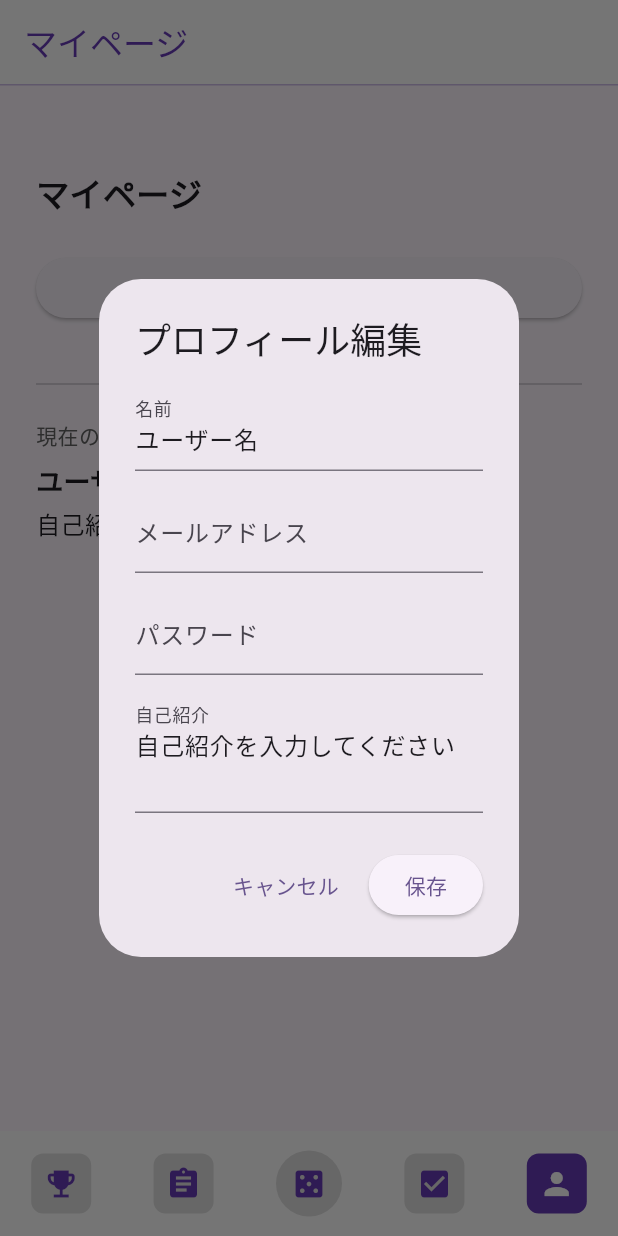
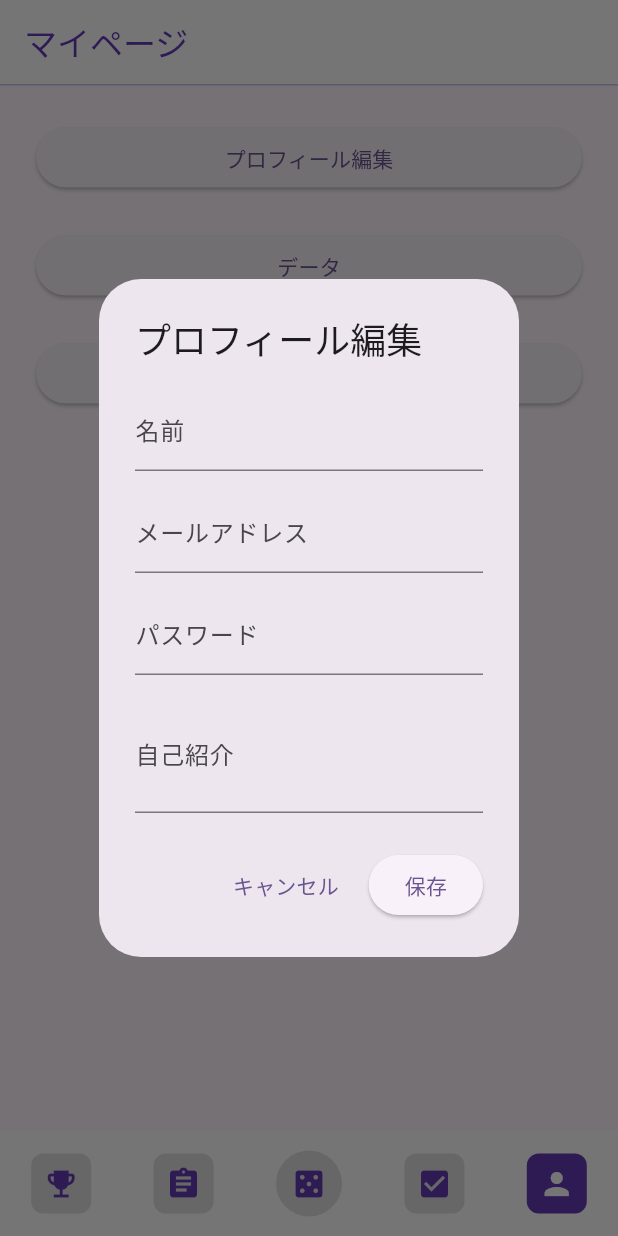
Before and after one commit to nicest414/todolist, a Flutter app: the screen it shows after launch, item 5 of the bottom bar chosen, after a tap on "プロフィール編集", on a phone screen of 412 x 824 dp. Run offline on Flutter 3.47's test engine with Material 3 defaults, Android fonts, the phone set to English and light mode, and no system bars; our stand-ins replace device_preview.

Commit message:
マイページ大まか

```diff
--- a/lib/home_screen_souta.dart
+++ b/lib/home_screen_souta.dart
@@ -1,5 +1,5 @@
 import 'package:flutter/material.dart';
-
+import 'data_page.dart';
 class TodoItem {
   String title;
   DateTime? doneAt;
@@ -9,14 +9,16 @@ class TodoItem {
 
 enum TodoView { undone, done }
 
-class TodoListPage2 extends StatefulWidget {
-  const TodoListPage2({super.key});
+class TodoListPage extends StatefulWidget {
+  const TodoListPage({Key? key}) : super(key: key);
 
   @override
-  State<TodoListPage2> createState() => _TodoListPageState();
+  _TodoListPageState createState() => _TodoListPageState();
 }
 
-class _TodoListPageState extends State<TodoListPage2> {
+class _TodoListPageState extends State<TodoListPage> {
+  String _profileName = '';
+  String _profileBio = '';
   final List<TodoItem> _todosContinue = [];
   final List<TodoItem> _todosSingle = [];
   final TextEditingController _controller = TextEditingController();
@@ -24,8 +26,7 @@ class _TodoListPageState extends State<TodoListPage2> {
   int _selectedTabIndex = 3; // 4番目(todo単発タブ)を初期選択
   final PageController _pageController = PageController(initialPage: 3);
 
-  String _profileName = 'ユーザー名';
-  String _profileBio = '自己紹介を入力してください';
+
 
   void _addTodo() {
     final text = _controller.text.trim();
@@ -717,23 +718,38 @@ class _TodoListPageState extends State<TodoListPage2> {
 
   Widget _buildMyPageTab() {
     final nameController = TextEditingController(text: _profileName);
-    final emailController = TextEditingController(); // メールアドレス用
-    final passwordController = TextEditingController(); // パスワード用
+  final emailController = TextEditingController();
+  final passwordController = TextEditingController();
   final bioController = TextEditingController(text: _profileBio);
+
+  final int loginDays = 5;
+  final int totalTasks = _todosContinue.length + _todosSingle.length;
+  final int completedTasks = _todosContinue.where((t) => t.doneAt != null).length +
+      _todosSingle.where((t) => t.doneAt != null).length;
+  final List<String> todayTodos = [
+    ..._todosContinue.where((t) =>
+        t.doneAt != null &&
+        t.doneAt!.year == DateTime.now().year &&
+        t.doneAt!.month == DateTime.now().month &&
+        t.doneAt!.day == DateTime.now().day).map((t) => t.title),
+    ..._todosSingle.where((t) =>
+        t.doneAt != null &&
+        t.doneAt!.year == DateTime.now().year &&
+        t.doneAt!.month == DateTime.now().month &&
+        t.doneAt!.day == DateTime.now().day).map((t) => t.title),
+  ];
 
   return Padding(
     padding: const EdgeInsets.all(24.0),
+    child: SingleChildScrollView(
       child: Column(
         crossAxisAlignment: CrossAxisAlignment.start,
         children: [
-          const SizedBox(height: 32),
-          const Text('マイページ', style: TextStyle(fontSize: 22, fontWeight: FontWeight.bold)),
-          const SizedBox(height: 24),
+          // プロフィール編集ボタン
           SizedBox(
             width: double.infinity,
             child: ElevatedButton(
               onPressed: () async {
-                // 編集ダイアログを表示
                 await showDialog(
                   context: context,
                   builder: (context) {
@@ -782,7 +798,6 @@ class _TodoListPageState extends State<TodoListPage2> {
                               _profileBio = bioController.text.trim().isEmpty
                                   ? '自己紹介を入力してください'
                                   : bioController.text.trim();
-                              // emailController.text, passwordController.text も必要なら保存
                             });
                             Navigator.of(context).pop();
                             ScaffoldMessenger.of(context).showSnackBar(
@@ -799,15 +814,115 @@ class _TodoListPageState extends State<TodoListPage2> {
               child: const Text('プロフィール編集'),
             ),
           ),
-          const SizedBox(height: 32),
-          const Divider(),
+          const SizedBox(height: 24),
+          // データボタン
+          SizedBox(
+            width: double.infinity,
+            child: ElevatedButton(
+              onPressed: () {
+                showDialog(
+                  context: context,
+                  builder: (context) {
+                    return AlertDialog(
+                      title: const Text('データ'),
+                      content: Column(
+                        mainAxisSize: MainAxisSize.min,
+                        crossAxisAlignment: CrossAxisAlignment.start,
+                        children: [
+                          Text('ログイン日数: $loginDays 日'),
+                          Text('登録タスク: $totalTasks 件'),
+                          Text('完了のタスク: $completedTasks 件'),
                           const SizedBox(height: 16),
-          Text('現在のプロフィール', style: TextStyle(color: Colors.grey[700])),
-          const SizedBox(height: 8),
-          Text(_profileName, style: const TextStyle(fontSize: 18, fontWeight: FontWeight.bold)),
-          const SizedBox(height: 4),
-          Text(_profileBio, style: const TextStyle(fontSize: 16)),
+                          const Text('今日やったtodo', style: TextStyle(fontWeight: FontWeight.bold)),
+                          ...todayTodos.isEmpty
+                              ? [const Text('まだありません')]
+                              : todayTodos.map((todo) => Text('- $todo')).toList(),
                         ],
+                      ),
+                      actions: [
+                        TextButton(
+                          onPressed: () => Navigator.of(context).pop(),
+                          child: const Text('閉じる'),
+                        ),
+                      ],
+                    );
+                  },
+                );
+              },
+              child: const Text('データ'),
+            ),
+          ),
+          const SizedBox(height: 24),
+          // 各種詳細設定ボタン
+          SizedBox(
+            width: double.infinity,
+            child: ElevatedButton(
+              onPressed: () {
+                // 詳細設定画面やダイアログをここで表示
+                showDialog(
+                  context: context,
+                  builder: (context) {
+                    return AlertDialog(
+                      title: const Text('各種詳細設定'),
+                      content: Column(
+                        mainAxisSize: MainAxisSize.min,
+                        children: [
+                          SizedBox(
+                            width: double.infinity,
+                            child: ElevatedButton(
+                              onPressed: () {
+                                // 通知・リマインダー設定画面へ遷移など
+                              },
+                              child: const Text('通知・リマインダー'),
+                            ),
+                          ),
+                          const SizedBox(height: 12),
+                          SizedBox(
+                            width: double.infinity,
+                            child: ElevatedButton(
+                              onPressed: () {
+                                // 外観・デザイン設定画面へ遷移など
+                              },
+                              child: const Text('外観・デザイン'),
+                            ),
+                          ),
+                          const SizedBox(height: 12),
+                          SizedBox(
+                            width: double.infinity,
+                            child: ElevatedButton(
+                              onPressed: () {
+                                // サウンド・バイブ設定画面へ遷移など
+                              },
+                              child: const Text('サウンド・バイブ'),
+                            ),
+                          ),
+                          const SizedBox(height: 12),
+                          SizedBox(
+                            width: double.infinity,
+                            child: ElevatedButton(
+                              onPressed: () {
+                                // アプリ情報・ヘルプ画面へ遷移など
+                              },
+                              child: const Text('アプリ情報・ヘルプ'),
+                            ),
+                          ),
+                        ],
+                      ),
+                      actions: [
+                        TextButton(
+                          onPressed: () => Navigator.of(context).pop(),
+                          child: const Text('閉じる'),
+                        ),
+                      ],
+                    );
+                  },
+                );
+              },
+              child: const Text('各種詳細設定'),
+            ),
+          ),
+        ],
+      ),
     ),
   );
 }
--- a/lib/main.dart
+++ b/lib/main.dart
@@ -4,12 +4,7 @@
 import 'home_screen_souta.dart';
 
 void main() {
-  runApp(
-    DevicePreview(
-      enabled: !kReleaseMode,
-      builder: (context) => const MyApp(),
-    ),
-  );
+  runApp(const MyApp());
 }
 
 class MyApp extends StatelessWidget {
@@ -22,7 +17,7 @@
       theme: ThemeData(
         colorScheme: ColorScheme.fromSeed(seedColor: Colors.deepPurple),
       ),
-      home: const TodoListPage2(),
+      home: const TodoListPage(),
       useInheritedMediaQuery: true,
       locale: DevicePreview.locale(context),
       builder: DevicePreview.appBuilder,
```
Also changed, not shown: lib/data_page.dart (added, +41 -0 lines). Lines whose indentation alone changed are shown as unchanged.
